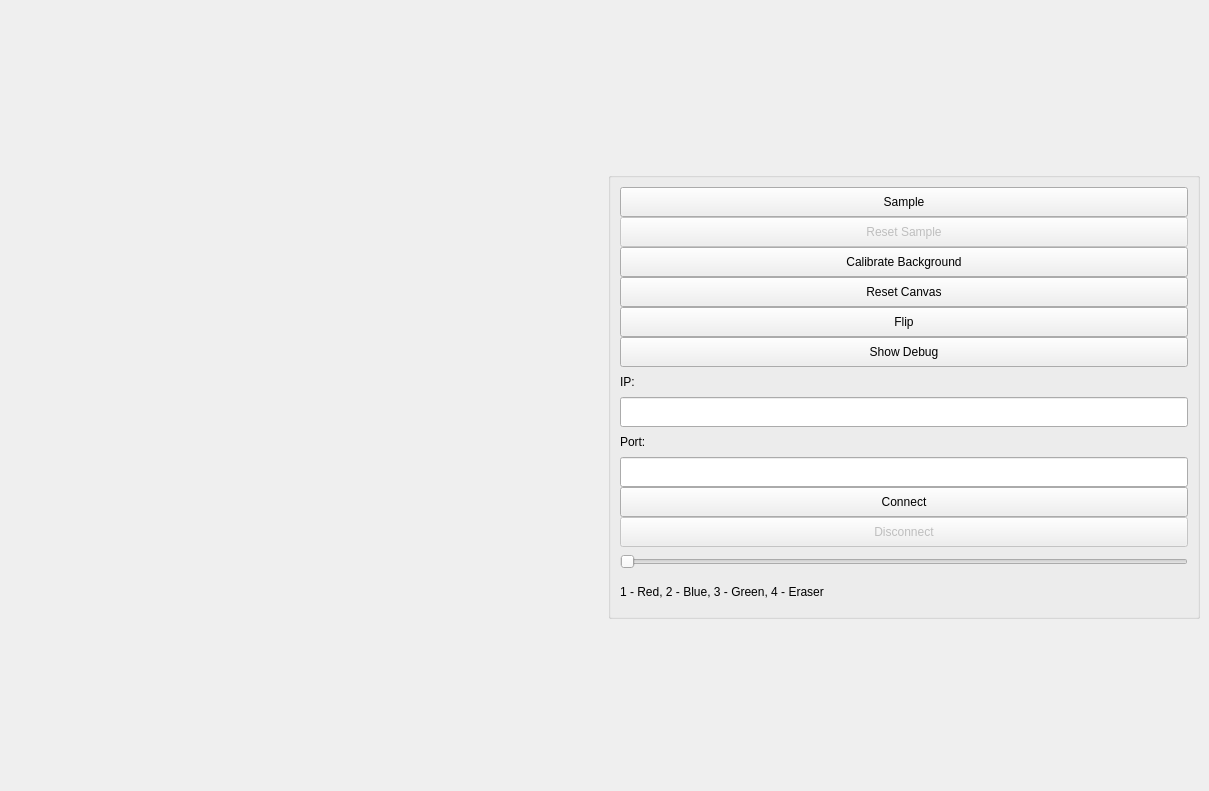
Old version of the form src/FingerDrawing/ui/mainwindow.ui in the repository eladeliav/FingerDrawing.
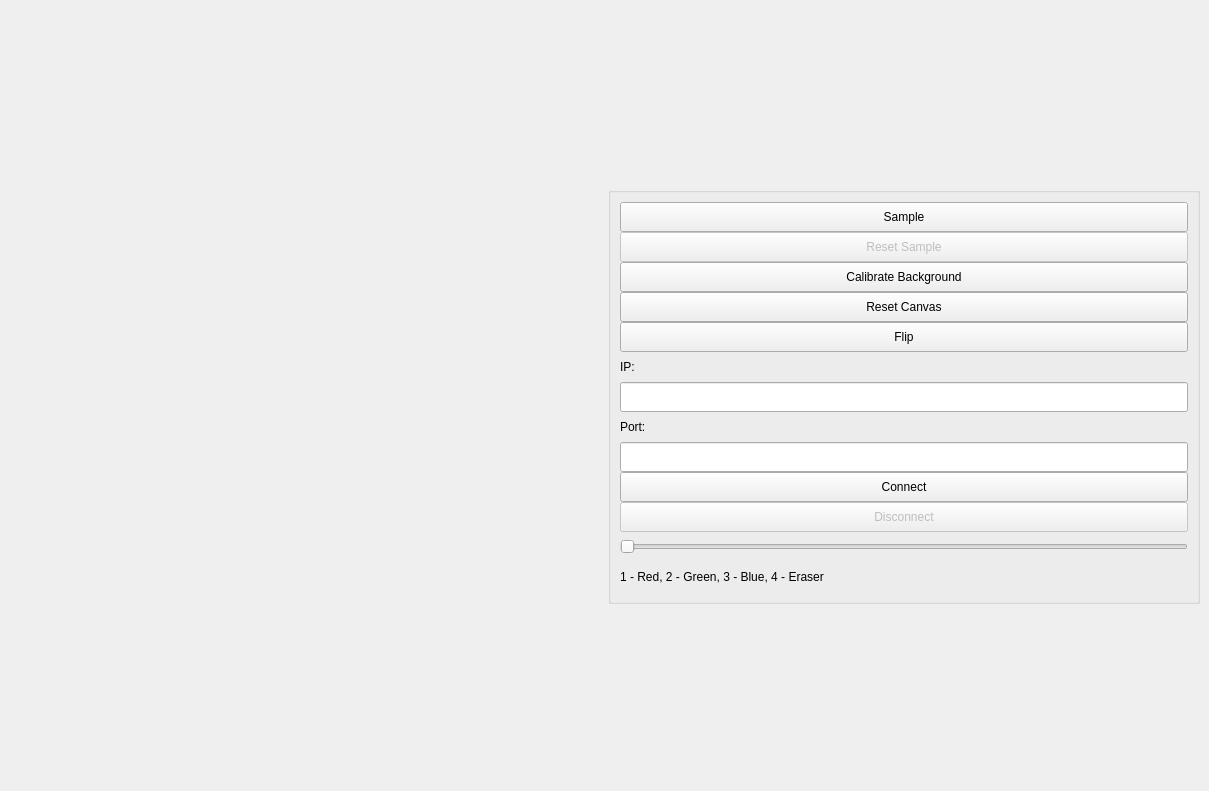
New version of the form.

What changed in the file:
```diff
--- a/src/FingerDrawing/ui/mainwindow.ui
+++ b/src/FingerDrawing/ui/mainwindow.ui
@@ -162,25 +162,6 @@
          </property>
         </widget>
        </item>
-       <item>
-        <widget class="QPushButton" name="show_debug_btn">
-         <property name="sizePolicy">
-          <sizepolicy hsizetype="Ignored" vsizetype="Ignored">
-           <horstretch>0</horstretch>
-           <verstretch>0</verstretch>
-          </sizepolicy>
-         </property>
-         <property name="maximumSize">
-          <size>
-           <width>16777215</width>
-           <height>30</height>
-          </size>
-         </property>
-         <property name="text">
-          <string>Show Debug</string>
-         </property>
-        </widget>
-       </item>
        <item>
         <widget class="QLabel" name="ip_label">
          <property name="sizePolicy">
@@ -312,6 +293,12 @@
            <height>30</height>
           </size>
          </property>
+         <property name="minimum">
+          <number>5</number>
+         </property>
+         <property name="maximum">
+          <number>20</number>
+         </property>
          <property name="orientation">
           <enum>Qt::Horizontal</enum>
          </property>
@@ -332,7 +319,7 @@
           </size>
          </property>
          <property name="text">
-          <string>1 - Red, 2 - Blue, 3 - Green, 4 - Eraser</string>
+          <string>1 - Red, 2 - Green, 3 - Blue, 4 - Eraser</string>
          </property>
         </widget>
        </item>
```
